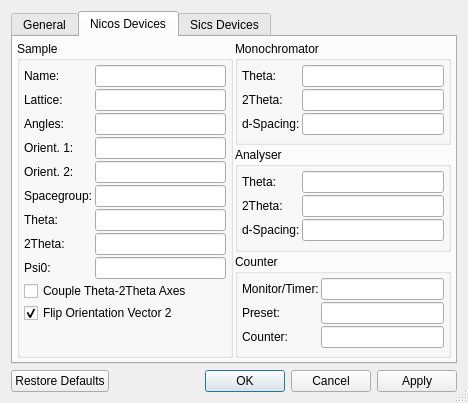
Old version of the form ui/settings.ui in the repository tweber-ill/frm_mirror-takin1.
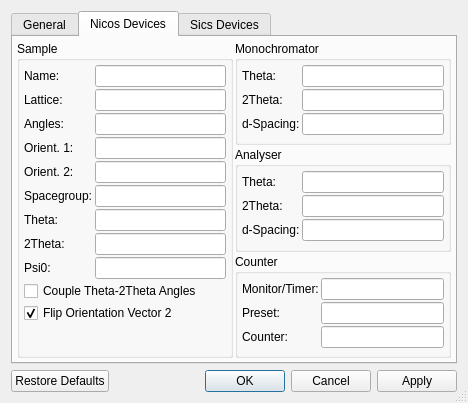
New version of the form. The open tabs and pages were chosen to show the change.

```diff
--- a/ui/settings.ui
+++ b/ui/settings.ui
@@ -753,7 +753,7 @@
           <item row="9" column="0" colspan="2">
            <widget class="QCheckBox" name="checkSthSttCorr">
             <property name="text">
-             <string>Couple Theta-2Theta Axes</string>
+             <string>Couple Theta-2Theta Angles</string>
             </property>
            </widget>
           </item>
```
